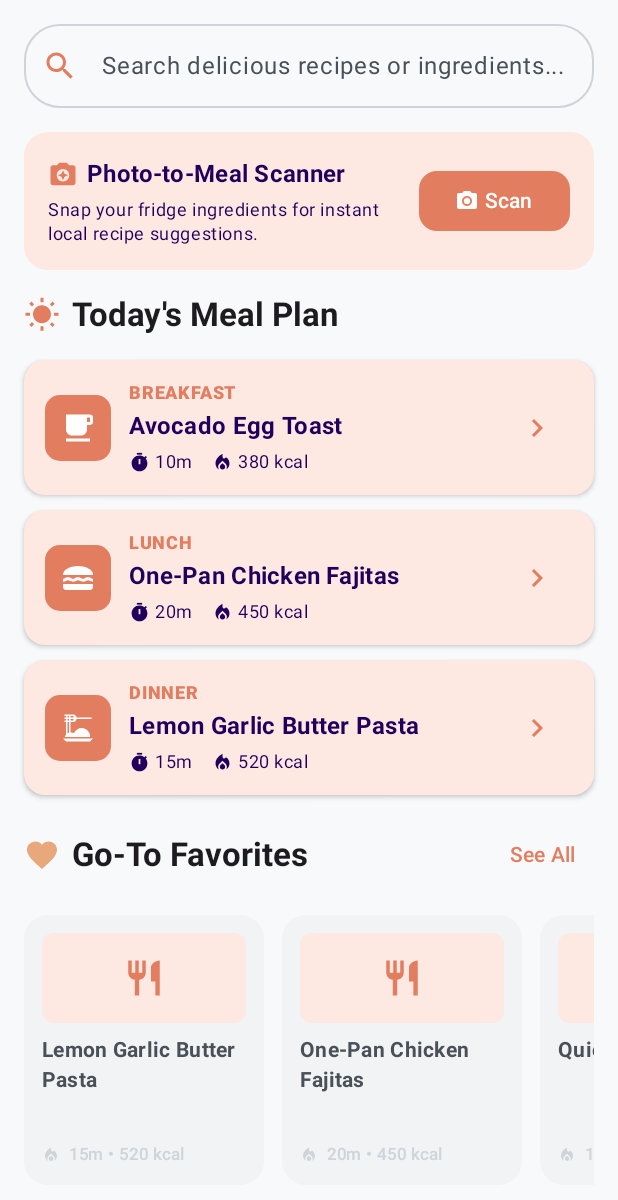
After one commit to codrutciulacu/Proiect_Mobile_Computing, an Android app built with Jetpack Compose: the composable HomeScreenView shown on its own in the app's theme, on a phone screen of 412 x 824 dp. The commit adds this screen. Shown: the top 1200 px of the screen. Run offline under Robolectric (Android 15) with nearby library versions, the phone set to English and light mode, and no system bars; 1 statement that could not run was skipped.

Commit message:
Implement Spoonful home dashboard prototype and peachy theme
Co-authored-by: Stefania Vilcea <stefi.vilcea2002@gmail.com>
Co-authored-by: Cristina Ionescu <cristinaionescu2002@gmail.com>
Co-authored-by: Codrut Ciulacu <codrut.c.ciulacu@gmail.com>

```diff
--- a/app/build.gradle.kts
+++ b/app/build.gradle.kts
@@ -46,6 +46,7 @@ dependencies {
     implementation(libs.androidx.compose.ui.graphics)
     implementation(libs.androidx.compose.ui.tooling.preview)
     implementation(libs.androidx.compose.material3)
+    implementation("androidx.compose.material:material-icons-extended")
     testImplementation(libs.junit)
     androidTestImplementation(libs.androidx.junit)
     androidTestImplementation(libs.androidx.espresso.core)
--- /dev/null
+++ b/app/src/main/java/com/university/proiect/mobile/computing/model/RecipeItem.kt
@@ -0,0 +1,12 @@
+package com.university.proiect.mobile.computing.model
+
+data class RecipeItem(
+    val id: String,
+    val title: String,
+    val prepTimeMinutes: Int,
+    val calories: Int,
+    val ingredients: List<String>,
+    val steps: List<String>,
+    val isFavorite: Boolean = false,
+    val category: String = "Quick Dinner"
+)
--- /dev/null
+++ b/app/src/main/java/com/university/proiect/mobile/computing/ui/screens/HomeScreenView.kt
@@ -0,0 +1,299 @@
+package com.university.proiect.mobile.computing.ui.screens
+
+import androidx.compose.foundation.background
+import androidx.compose.foundation.horizontalScroll
+import androidx.compose.foundation.layout.*
+import androidx.compose.foundation.rememberScrollState
+import androidx.compose.foundation.shape.RoundedCornerShape
+import androidx.compose.foundation.verticalScroll
+import androidx.compose.material.icons.Icons
+import androidx.compose.material.icons.filled.*
+import androidx.compose.material3.*
+import androidx.compose.runtime.*
+import androidx.compose.ui.Alignment
+import androidx.compose.ui.Modifier
+import androidx.compose.ui.draw.clip
+import androidx.compose.ui.text.font.FontWeight
+import androidx.compose.ui.tooling.preview.Preview
+import androidx.compose.ui.unit.dp
+import com.university.proiect.mobile.computing.data.RecipeRepository
+import com.university.proiect.mobile.computing.model.RecipeItem
+import com.university.proiect.mobile.computing.ui.theme.ProiectMobileComputingTheme
+
+@Composable
+fun HomeScreenView(
+    modifier: Modifier = Modifier
+) {
+    var searchQuery by remember { mutableStateOf("") }
+
+    Column(
+        modifier = modifier
+            .fillMaxSize()
+            .verticalScroll(rememberScrollState())
+            .padding(16.dp),
+        verticalArrangement = Arrangement.spacedBy(16.dp)
+    ) {
+        // Search Bar
+        OutlinedTextField(
+            value = searchQuery,
+            onValueChange = { searchQuery = it },
+            modifier = Modifier.fillMaxWidth(),
+            placeholder = { Text("Search delicious recipes or ingredients...") },
+            leadingIcon = { Icon(Icons.Default.Search, contentDescription = null, tint = MaterialTheme.colorScheme.primary) },
+            shape = RoundedCornerShape(24.dp),
+            singleLine = true
+        )
+
+        // Quick AI / Photo Recognition Banner
+        Card(
+            colors = CardDefaults.cardColors(
+                containerColor = MaterialTheme.colorScheme.primaryContainer
+            ),
+            shape = RoundedCornerShape(16.dp)
+        ) {
+            Row(
+                modifier = Modifier
+                    .fillMaxWidth()
+                    .padding(16.dp),
+                verticalAlignment = Alignment.CenterVertically,
+                horizontalArrangement = Arrangement.SpaceBetween
+            ) {
+                Column(modifier = Modifier.weight(1f)) {
+                    Row(
+                        verticalAlignment = Alignment.CenterVertically,
+                        horizontalArrangement = Arrangement.spacedBy(6.dp)
+                    ) {
+                        Icon(
+                            Icons.Default.CameraEnhance,
+                            contentDescription = null,
+                            tint = MaterialTheme.colorScheme.primary,
+                            modifier = Modifier.size(20.dp)
+                        )
+                        Text(
+                            text = "Photo-to-Meal Scanner",
+                            style = MaterialTheme.typography.titleMedium,
+                            fontWeight = FontWeight.Bold,
+                            color = MaterialTheme.colorScheme.onPrimaryContainer
+                        )
+                    }
+                    Spacer(modifier = Modifier.height(4.dp))
+                    Text(
+                        text = "Snap your fridge ingredients for instant local recipe suggestions.",
+                        style = MaterialTheme.typography.bodySmall,
+                        color = MaterialTheme.colorScheme.onPrimaryContainer
+                    )
+                }
+                Button(
+                    onClick = { /* Launch camera scanner */ },
+                    colors = ButtonDefaults.buttonColors(
+                        containerColor = MaterialTheme.colorScheme.primary
+                    ),
+                    shape = RoundedCornerShape(12.dp)
+                ) {
+                    Icon(Icons.Default.CameraAlt, contentDescription = null, modifier = Modifier.size(16.dp))
+                    Spacer(modifier = Modifier.width(4.dp))
+                    Text("Scan")
+                }
+            }
+        }
+
+        // Today's Meals Section
+        Row(
+            verticalAlignment = Alignment.CenterVertically,
+            horizontalArrangement = Arrangement.spacedBy(8.dp)
+        ) {
+            Icon(
+                Icons.Default.WbSunny,
+                contentDescription = null,
+                tint = MaterialTheme.colorScheme.primary,
+                modifier = Modifier.size(24.dp)
+            )
+            Text(
+                text = "Today's Meal Plan",
+                style = MaterialTheme.typography.titleLarge,
+                fontWeight = FontWeight.Bold
+            )
+        }
+
+        Column(verticalArrangement = Arrangement.spacedBy(10.dp)) {
+            TodaysMealCard(mealType = "Breakfast", recipe = RecipeRepository.todaysMeals["Breakfast"]!!, icon = Icons.Default.FreeBreakfast)
+            TodaysMealCard(mealType = "Lunch", recipe = RecipeRepository.todaysMeals["Lunch"]!!, icon = Icons.Default.LunchDining)
+            TodaysMealCard(mealType = "Dinner", recipe = RecipeRepository.todaysMeals["Dinner"]!!, icon = Icons.Default.DinnerDining)
+        }
+
+        // Favorite Go-To Recipes
+        Row(
+            modifier = Modifier.fillMaxWidth(),
+            horizontalArrangement = Arrangement.SpaceBetween,
+            verticalAlignment = Alignment.CenterVertically
+        ) {
+            Row(
+                verticalAlignment = Alignment.CenterVertically,
+                horizontalArrangement = Arrangement.spacedBy(8.dp)
+            ) {
+                Icon(
+                    Icons.Default.Favorite,
+                    contentDescription = null,
+                    tint = MaterialTheme.colorScheme.secondary,
+                    modifier = Modifier.size(24.dp)
+                )
+                Text(
+                    text = "Go-To Favorites",
+                    style = MaterialTheme.typography.titleLarge,
+                    fontWeight = FontWeight.Bold
+                )
+            }
+            TextButton(onClick = { /* View all favorites */ }) {
+                Text("See All", color = MaterialTheme.colorScheme.primary)
+            }
+        }
+
+        Row(
+            modifier = Modifier
+                .fillMaxWidth()
+                .horizontalScroll(rememberScrollState()),
+            horizontalArrangement = Arrangement.spacedBy(12.dp)
+        ) {
+            RecipeRepository.sampleRecipes.filter { it.isFavorite }.forEach { recipe ->
+                RecipeCard(recipe = recipe)
+            }
+        }
+    }
+}
+
+@Composable
+fun TodaysMealCard(mealType: String, recipe: RecipeItem, icon: androidx.compose.ui.graphics.vector.ImageVector) {
+    Card(
+        modifier = Modifier.fillMaxWidth(),
+        colors = CardDefaults.cardColors(
+            containerColor = MaterialTheme.colorScheme.primaryContainer
+        ),
+        elevation = CardDefaults.cardElevation(defaultElevation = 2.dp),
+        shape = RoundedCornerShape(14.dp)
+    ) {
+        Row(
+            modifier = Modifier
+                .fillMaxWidth()
+                .padding(14.dp),
+            horizontalArrangement = Arrangement.SpaceBetween,
+            verticalAlignment = Alignment.CenterVertically
+        ) {
+            Row(
+                verticalAlignment = Alignment.CenterVertically,
+                horizontalArrangement = Arrangement.spacedBy(12.dp),
+                modifier = Modifier.weight(1f)
+            ) {
+                Surface(
+                    shape = RoundedCornerShape(10.dp),
+                    color = MaterialTheme.colorScheme.primary,
+                    modifier = Modifier.size(44.dp)
+                ) {
+                    Box(contentAlignment = Alignment.Center) {
+                        Icon(
+                            icon,
+                            contentDescription = null,
+                            tint = MaterialTheme.colorScheme.onPrimary,
+                            modifier = Modifier.size(24.dp)
+                        )
+                    }
+                }
+                Column {
+                    Text(
+                        text = mealType.uppercase(),
+                        style = MaterialTheme.typography.labelMedium,
+                        color = MaterialTheme.colorScheme.primary,
+                        fontWeight = FontWeight.ExtraBold
+                    )
+                    Spacer(modifier = Modifier.height(2.dp))
+                    Text(
+                        text = recipe.title,
+                        style = MaterialTheme.typography.titleMedium,
+                        fontWeight = FontWeight.Bold,
+                        color = MaterialTheme.colorScheme.onPrimaryContainer
+                    )
+                    Spacer(modifier = Modifier.height(4.dp))
+                    Row(
+                        verticalAlignment = Alignment.CenterVertically,
+                        horizontalArrangement = Arrangement.spacedBy(12.dp)
+                    ) {
+                        Row(verticalAlignment = Alignment.CenterVertically, horizontalArrangement = Arrangement.spacedBy(3.dp)) {
+                            Icon(Icons.Default.Timer, contentDescription = null, modifier = Modifier.size(14.dp), tint = MaterialTheme.colorScheme.onPrimaryContainer)
+                            Text(text = "${recipe.prepTimeMinutes}m", style = MaterialTheme.typography.bodySmall, color = MaterialTheme.colorScheme.onPrimaryContainer)
+                        }
+                        Row(verticalAlignment = Alignment.CenterVertically, horizontalArrangement = Arrangement.spacedBy(3.dp)) {
+                            Icon(Icons.Default.LocalFireDepartment, contentDescription = null, modifier = Modifier.size(14.dp), tint = MaterialTheme.colorScheme.onPrimaryContainer)
+                            Text(text = "${recipe.calories} kcal", style = MaterialTheme.typography.bodySmall, color = MaterialTheme.colorScheme.onPrimaryContainer)
+                        }
+                    }
+                }
+            }
+            IconButton(onClick = { /* View Recipe */ }) {
+                Icon(Icons.Default.ChevronRight, contentDescription = "View", tint = MaterialTheme.colorScheme.primary)
+            }
+        }
+    }
+}
+
+@Composable
+fun RecipeCard(recipe: RecipeItem) {
+    Card(
+        modifier = Modifier
+            .width(160.dp)
+            .height(180.dp),
+        shape = RoundedCornerShape(16.dp),
+        colors = CardDefaults.cardColors(
+            containerColor = MaterialTheme.colorScheme.surfaceVariant
+        )
+    ) {
+        Column(
+            modifier = Modifier
+                .fillMaxSize()
+                .padding(12.dp),
+            verticalArrangement = Arrangement.SpaceBetween
+        ) {
+            Column {
+                Box(
+                    modifier = Modifier
+                        .fillMaxWidth()
+                        .height(60.dp)
+                        .clip(RoundedCornerShape(8.dp))
+                        .background(MaterialTheme.colorScheme.primaryContainer),
+                    contentAlignment = Alignment.Center
+                ) {
+                    Icon(
+                        Icons.Default.Restaurant,
+                        contentDescription = null,
+                        tint = MaterialTheme.colorScheme.primary,
+                        modifier = Modifier.size(28.dp)
+                    )
+                }
+                Spacer(modifier = Modifier.height(8.dp))
+                Text(
+                    text = recipe.title,
+                    style = MaterialTheme.typography.bodyMedium,
+                    fontWeight = FontWeight.Bold,
+                    maxLines = 2
+                )
+            }
+            Row(
+                verticalAlignment = Alignment.CenterVertically,
+                horizontalArrangement = Arrangement.spacedBy(6.dp)
+            ) {
+                Icon(Icons.Default.LocalFireDepartment, contentDescription = null, modifier = Modifier.size(12.dp), tint = MaterialTheme.colorScheme.outline)
+                Text(
+                    text = "${recipe.prepTimeMinutes}m • ${recipe.calories} kcal",
+                    style = MaterialTheme.typography.labelSmall,
+                    color = MaterialTheme.colorScheme.outline
+                )
+            }
+        }
+    }
+}
+
+@Preview(showBackground = true)
+@Composable
+fun HomeScreenPreview() {
+    ProiectMobileComputingTheme {
+        HomeScreenView()
+    }
+}
```
Also changed, not shown: app/src/main/java/com/university/proiect/mobile/computing/MainActivity.kt (+2 -29 lines), app/src/main/java/com/university/proiect/mobile/computing/data/RecipeRepository.kt (added, +74 -0 lines), app/src/main/java/com/university/proiect/mobile/computing/ui/theme/Color.kt (+23 -0 lines), app/src/main/java/com/university/proiect/mobile/computing/ui/theme/Theme.kt (+20 -18 lines), 2 other files.
